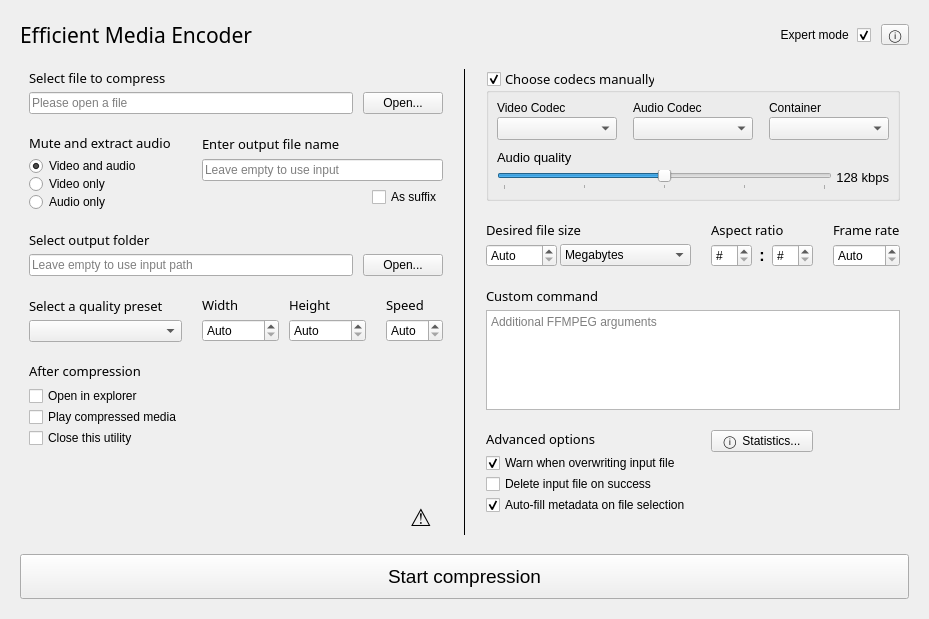
This is ui/mainwindow.ui in Thurinum/simple-media-encoder as Qt 5 draws it before an edit. The edited form follows.
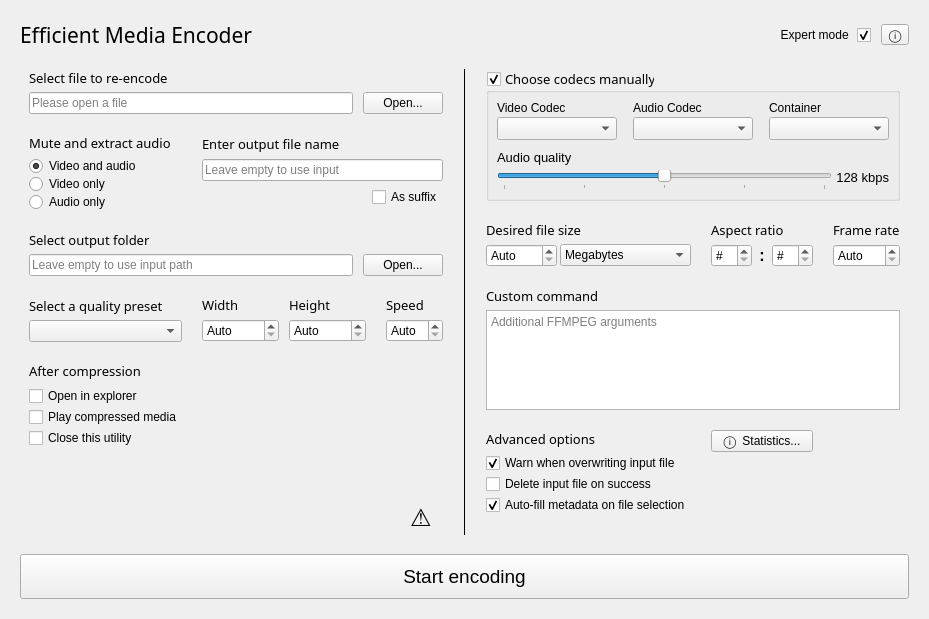
This is the edited form.

Commit message: ui: Add indeterminate progress bar to metadata parsing

What changed in the file:
```diff
--- a/ui/mainwindow.ui
+++ b/ui/mainwindow.ui
@@ -177,7 +177,7 @@
                <string>&lt;html&gt;&lt;head/&gt;&lt;body&gt;&lt;p&gt;The &lt;span style=&quot; font-weight:700;&quot;&gt;input file&lt;/span&gt;. It must be a valid media file supported by ffmpeg.&lt;/p&gt;&lt;p&gt;If your file does not work, please report a bug on &lt;a href=&quot;https://github.com/Thurinum/free-video-compressor/issues&quot;&gt;&lt;span style=&quot; text-decoration: underline; color:#007af4;&quot;&gt;our issue tracker&lt;/span&gt;&lt;/a&gt;.&lt;/p&gt;&lt;/body&gt;&lt;/html&gt;</string>
               </property>
               <property name="text">
-               <string>Select file to compress</string>
+               <string>Select file to re-encode</string>
               </property>
              </widget>
             </item>
@@ -1362,7 +1362,7 @@
        </font>
       </property>
       <property name="text">
-       <string>Start compression</string>
+       <string>Start encoding</string>
       </property>
      </widget>
     </item>
```
The commit also changes 3 other files.
